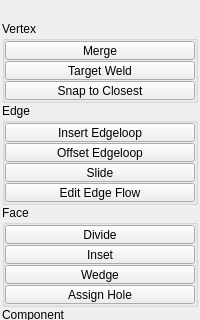
The window that tentacle/ui/polygons.ui (m3trik/tentacle) describes before a commit, drawn with Qt 5; both pictures show x 0 to 200 and y 0 to 320 of the 200 by 598 pixel window.
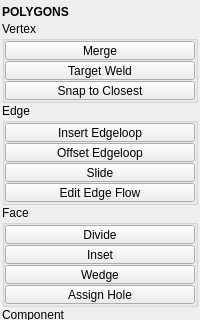
The same window after the commit. Custom widgets are drawn as their Qt base class.

What changed in the file:
```diff
--- a/tentacle/ui/polygons.ui
+++ b/tentacle/ui/polygons.ui
@@ -62,7 +62,7 @@
        <number>0</number>
       </property>
       <item>
-       <widget class="Header" name="header" native="true">
+       <widget class="Header" name="header">
         <property name="minimumSize">
          <size>
           <width>0</width>
@@ -1412,7 +1412,7 @@
  <customwidgets>
   <customwidget>
    <class>Header</class>
-   <extends>QWidget</extends>
+   <extends>QLabel</extends>
    <header>uitk.widgets.header</header>
   </customwidget>
   <customwidget>
```
Left out of the diff: 2 changed lines with no effect on the pictures.
